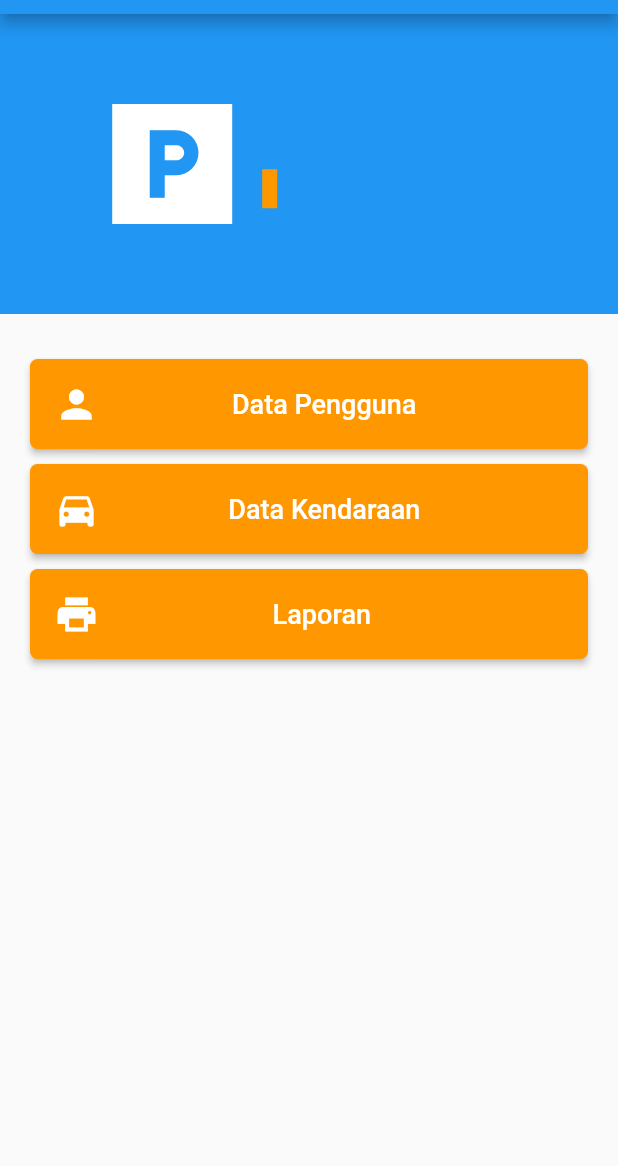
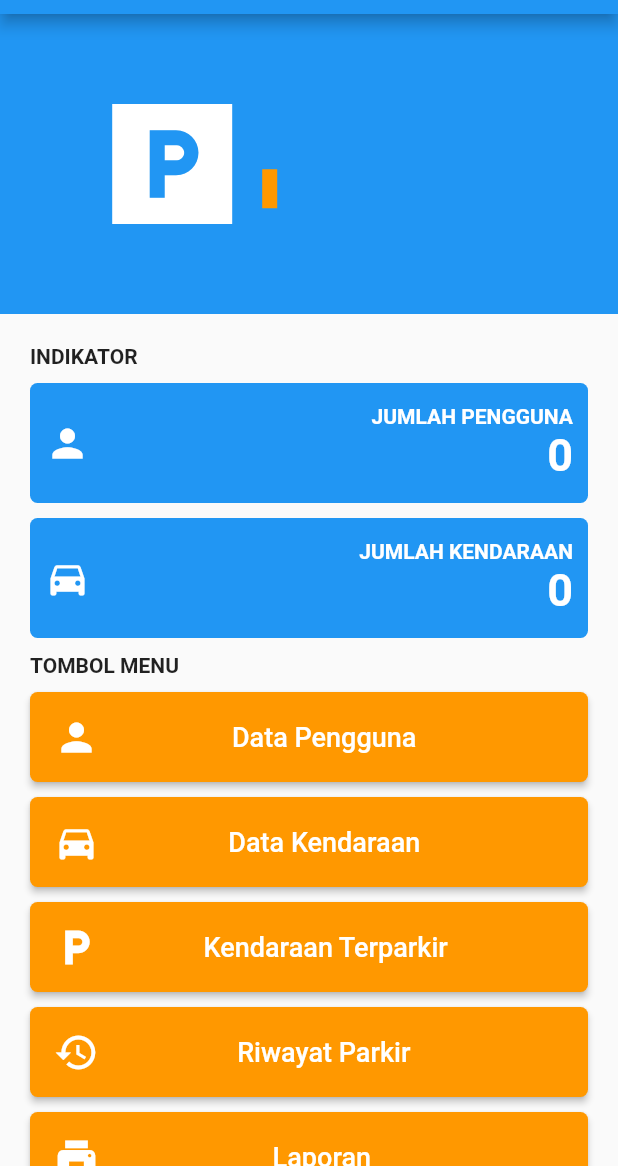
Before and after one commit to askaerlangga/unbaja_parking_app, a Flutter app: the AdminView screen opened directly, on a phone screen of 412 x 824 dp, the part 70-1236 px from its top. Run offline on Flutter 3.47's test engine with Material 2 defaults, Android fonts, the phone set to English and light mode, and no system bars; our stand-ins replace cloud_firestore, firebase_auth, firebase_core, get, month_picker_dialog, open_file and 1 more; missing offline and left inert: mobile_scanner; accounts and stored records are empty; generated files the repository leaves out were written again.

Commit message:
Menambahkan : Indikator di home admin

```diff
--- a/lib/app/modules/home/controllers/home_controller.dart
+++ b/lib/app/modules/home/controllers/home_controller.dart
@@ -80,4 +80,14 @@ class HomeController extends GetxController {
         .snapshots();
     return listKendaraan;
   }
+
+  Stream<QuerySnapshot<Map<String, dynamic>>> getJumlahPengguna() {
+    var listPengguna = db.collection('users').snapshots();
+    return listPengguna;
+  }
+
+  Stream<QuerySnapshot<Map<String, dynamic>>> getJumlahKendaraan() {
+    var listKendaraan = db.collection('vehicles').snapshots();
+    return listKendaraan;
+  }
 }
--- a/lib/app/modules/home/views/admin/admin_view.dart
+++ b/lib/app/modules/home/views/admin/admin_view.dart
@@ -1,8 +1,10 @@
+import 'package:cloud_firestore/cloud_firestore.dart';
 import 'package:flutter/material.dart';
 
 import 'package:get/get.dart';
 import 'package:unbaja_parking_app/app/modules/home/controllers/home_controller.dart';
 import 'package:unbaja_parking_app/app/routes/app_pages.dart';
+import 'package:unbaja_parking_app/app/widgets/admin_indikator.dart';
 import 'package:unbaja_parking_app/app/widgets/menu_button.dart';
 import 'package:unbaja_parking_app/app/widgets/user_info_panel.dart';
 
@@ -34,7 +36,63 @@ class AdminView extends GetView<HomeController> {
         Container(
           padding: const EdgeInsets.fromLTRB(20, 10, 20, 20),
           child: Column(
+            crossAxisAlignment: CrossAxisAlignment.start,
             children: <Widget>[
+              const Text(
+                'INDIKATOR',
+                style: TextStyle(fontWeight: FontWeight.bold),
+              ),
+              const SizedBox(height: 10),
+              StreamBuilder<QuerySnapshot<Map<String, dynamic>>>(
+                  stream: controller.getJumlahPengguna(),
+                  builder: (context, snapshot) {
+                    if (snapshot.connectionState == ConnectionState.active &&
+                        snapshot.data != null &&
+                        snapshot.data!.docs.isNotEmpty) {
+                      print(snapshot.data!.docs.length);
+                      return AdminIndikator(
+                          flex: 0,
+                          icon: Icons.person,
+                          label: ' Jumlah Pengguna',
+                          middleText: '${snapshot.data!.docs.length}',
+                          color: Colors.blue);
+                    }
+                    return const AdminIndikator(
+                        flex: 0,
+                        icon: Icons.person,
+                        label: ' Jumlah Pengguna',
+                        middleText: '0',
+                        color: Colors.blue);
+                  }),
+              const SizedBox(
+                height: 10,
+              ),
+              StreamBuilder<QuerySnapshot<Map<String, dynamic>>>(
+                  stream: controller.getJumlahPengguna(),
+                  builder: (context, snapshot) {
+                    if (snapshot.connectionState == ConnectionState.active &&
+                        snapshot.data != null &&
+                        snapshot.data!.docs.isNotEmpty) {
+                      print(snapshot.data!.docs.length);
+                      return AdminIndikator(
+                          flex: 0,
+                          icon: Icons.directions_car,
+                          label: ' Jumlah Kendaraan',
+                          middleText: '${snapshot.data!.docs.length}',
+                          color: Colors.blue);
+                    }
+                    return const AdminIndikator(
+                        flex: 0,
+                        icon: Icons.directions_car,
+                        label: ' Jumlah Kendaraan',
+                        middleText: '0',
+                        color: Colors.blue);
+                  }),
+              const SizedBox(height: 10),
+              const Text(
+                'TOMBOL MENU',
+                style: TextStyle(fontWeight: FontWeight.bold),
+              ),
               MenuButton(
                   label: 'Data Pengguna',
                   icon: Icons.person,
@@ -45,6 +103,18 @@ class AdminView extends GetView<HomeController> {
                   label: 'Data Kendaraan',
                   icon: Icons.directions_car,
                   onPressed: () {}),
+              MenuButton(
+                  label: 'Kendaraan Terparkir',
+                  icon: Icons.local_parking,
+                  onPressed: () {
+                    Get.toNamed(Routes.KENDARAAN_TERPARKIR);
+                  }),
+              MenuButton(
+                  label: 'Riwayat Parkir',
+                  icon: Icons.history,
+                  onPressed: () {
+                    Get.toNamed(Routes.RIWAYAT_KENDARAAN_PARKIR);
+                  }),
               MenuButton(label: 'Laporan', icon: Icons.print, onPressed: () {}),
             ],
           ),
--- /dev/null
+++ b/lib/app/widgets/admin_indikator.dart
@@ -0,0 +1,59 @@
+import 'package:flutter/material.dart';
+
+class AdminIndikator extends StatelessWidget {
+  final IconData icon;
+  final String label;
+  final String middleText;
+  final Color color;
+  final int flex;
+  const AdminIndikator(
+      {Key? key,
+      required this.icon,
+      required this.label,
+      required this.middleText,
+      required this.color,
+      this.flex = 1})
+      : super(key: key);
+
+  @override
+  Widget build(BuildContext context) {
+    return Flexible(
+      flex: flex,
+      child: Container(
+        width: MediaQuery.of(context).size.width,
+        padding: EdgeInsets.all(10),
+        height: 80,
+        decoration:
+            BoxDecoration(color: color, borderRadius: BorderRadius.circular(5)),
+        child: Row(
+          mainAxisAlignment: MainAxisAlignment.spaceBetween,
+          children: [
+            Icon(
+              icon,
+              size: 30,
+              color: Colors.white,
+            ),
+            Column(
+                mainAxisAlignment: MainAxisAlignment.center,
+                crossAxisAlignment: CrossAxisAlignment.end,
+                children: [
+                  Text(
+                    label.toUpperCase(),
+                    style: const TextStyle(
+                        fontWeight: FontWeight.bold, color: Colors.white),
+                  ),
+                  Text(
+                    middleText,
+                    style: const TextStyle(
+                      fontSize: 30,
+                      color: Colors.white,
+                      fontWeight: FontWeight.bold,
+                    ),
+                  ),
+                ]),
+          ],
+        ),
+      ),
+    );
+  }
+}
```
